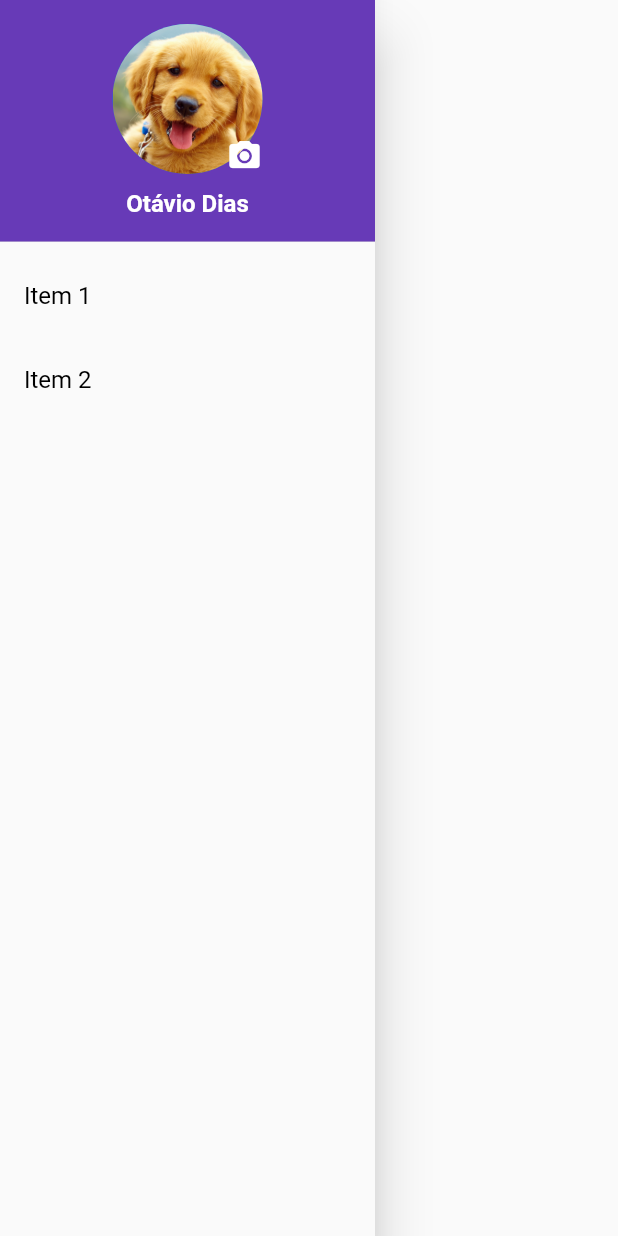
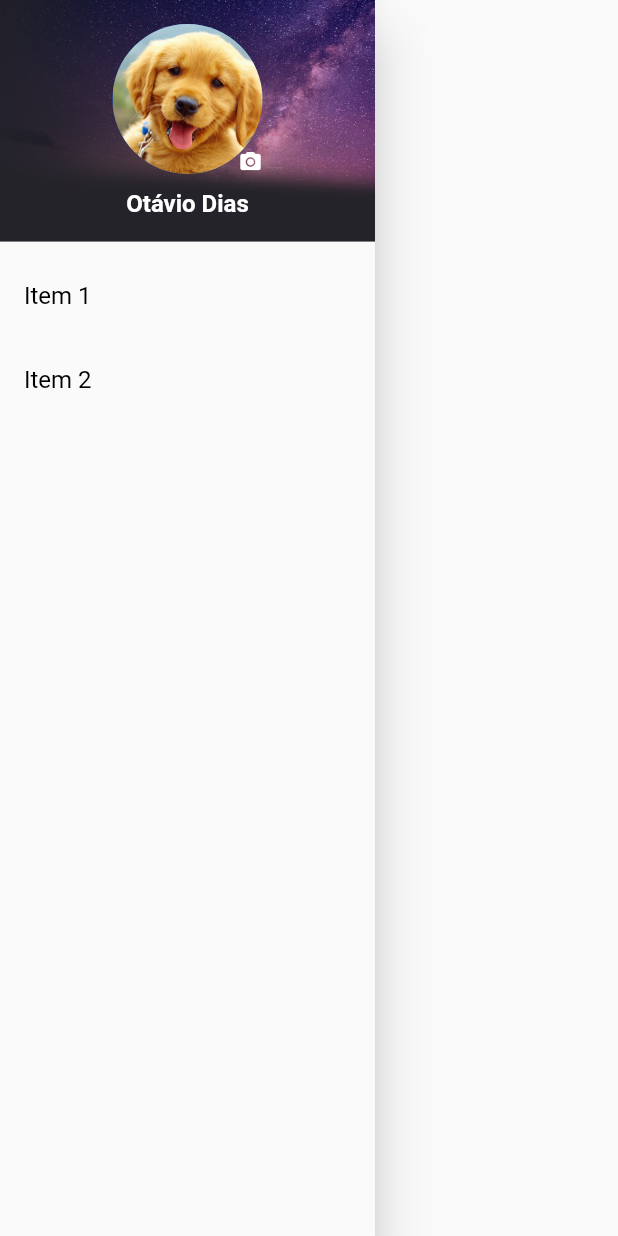
Before and after one commit to taviodias/burger_ui, a Flutter app: the SideMenu widget shown alone on an empty page, opened directly, on a phone screen of 412 x 824 dp. Run offline on Flutter 3.47's test engine with Material 2 defaults, Android fonts, the phone set to English and light mode, and no system bars; our stand-ins replace badges, flutter_svg, material_design_icons_flutter.

Commit message:
fab, notification, bgimg drawer

```diff
--- a/lib/screens/new_home/side_menu.dart
+++ b/lib/screens/new_home/side_menu.dart
@@ -12,7 +12,11 @@ class SideMenu extends StatelessWidget {
         children: [
           DrawerHeader(
             decoration: BoxDecoration(
-              color: Colors.deepPurple,
+              color: Color(0xff242329),
+              image: DecorationImage(
+                image: AssetImage('assets/images/sky.png'),
+                fit: BoxFit.fill,
+              ),
             ),
             child: Center(
               child: Column(
@@ -22,7 +26,10 @@ class SideMenu extends StatelessWidget {
                     radius: 50,
                     child: Container(
                       alignment: Alignment.bottomRight,
-                      child: Icon(Icons.camera_alt),
+                      child: Icon(
+                        Icons.camera_alt,
+                        size: 16,
+                      ),
                     ),
                   ),
                   SizedBox(height: 10),
--- a/pubspec.yaml
+++ b/pubspec.yaml
@@ -36,6 +36,7 @@ dependencies:
   cupertino_icons: ^1.0.2
   flutter_svg: ^1.0.3
   material_design_icons_flutter: ^5.0.6595
+  badges: ^2.0.3
 
 dev_dependencies:
   flutter_test:
```
Also changed, not shown: lib/screens/new_home/new_home_screen.dart (+88 -49 lines), assets/images/milk_way.png, pubspec.lock.
